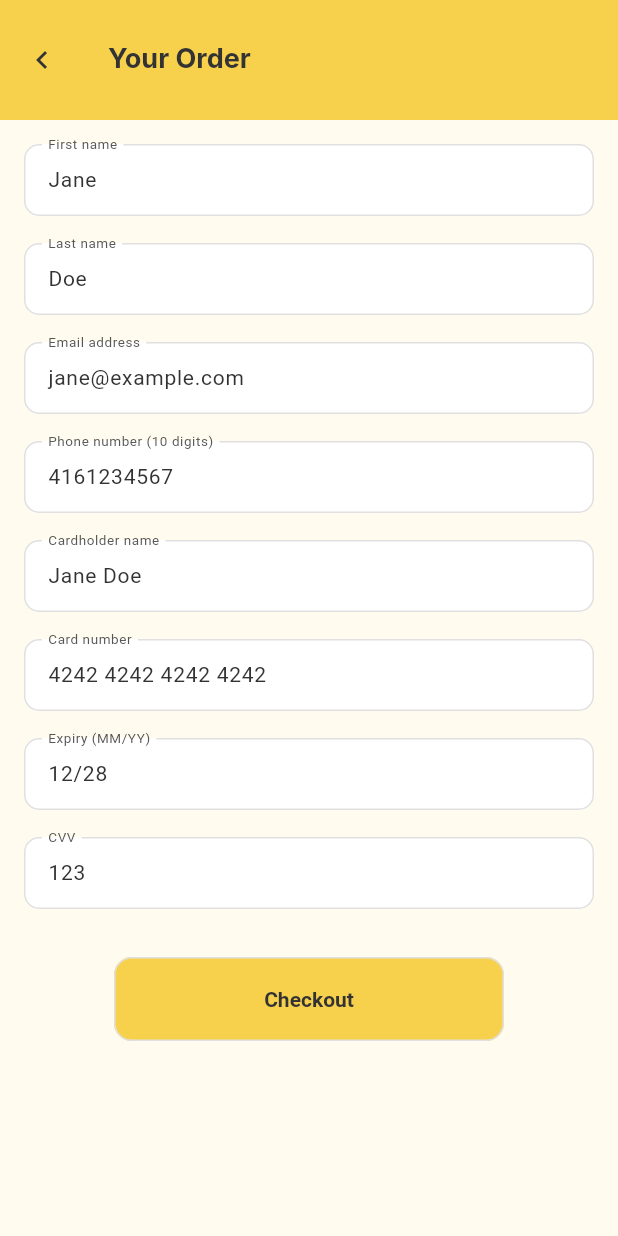
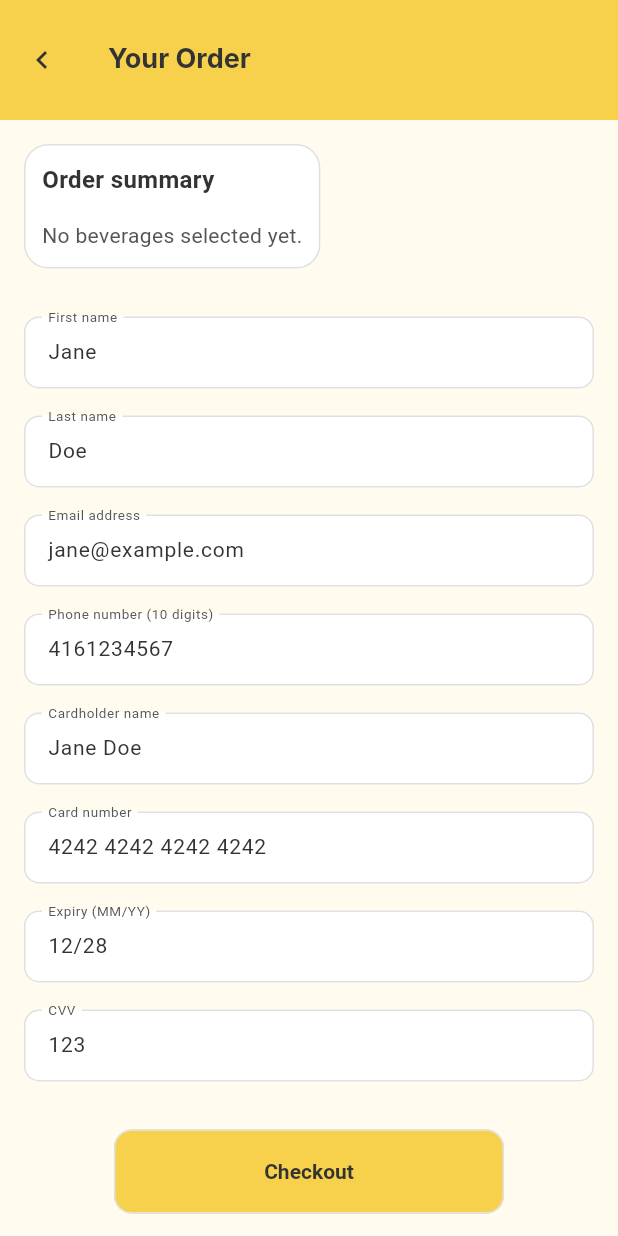
Before and after one commit to levi-l-damian/digital_lemonade_stand, a Flutter app: the OrderScreen screen opened by its route, on a phone screen of 412 x 824 dp. Run offline on Flutter 3.47's test engine with Material 3 defaults, Android fonts, the phone set to English and light mode, and no system bars; our stand-ins replace flutter_riverpod, go_router.

Commit message:
Introduced Riverpod for state management and improved order screen

```diff
--- a/lib/app_router.dart
+++ b/lib/app_router.dart
@@ -1,10 +1,12 @@
+import 'package:flutter_riverpod/flutter_riverpod.dart';
 import 'package:go_router/go_router.dart';
 
 import 'routes.dart';
 import 'screens/home_screen.dart';
 import 'screens/order_screen.dart';
 
-final router = GoRouter(
+final routerProvider = Provider<GoRouter>((ref) {
+  return GoRouter(
     routes: [
       GoRoute(
         path: RoutePaths.home,
@@ -16,3 +18,4 @@ final router = GoRouter(
       ),
     ],
   );
+});
--- a/lib/main.dart
+++ b/lib/main.dart
@@ -1,17 +1,19 @@
 import 'package:flutter/material.dart';
+import 'package:flutter_riverpod/flutter_riverpod.dart';
 
 import 'app_router.dart';
 import 'theme.dart';
 
 void main() {
-  runApp(const MainApp());
+  runApp(const ProviderScope(child: MainApp()));
 }
 
-class MainApp extends StatelessWidget {
+class MainApp extends ConsumerWidget {
   const MainApp({super.key});
 
   @override
-  Widget build(BuildContext context) {
+  Widget build(BuildContext context, WidgetRef ref) {
+    final router = ref.watch(routerProvider);
     return MaterialApp.router(
       debugShowCheckedModeBanner: false,
       theme: buildTheme(),
--- a/lib/screens/order_screen.dart
+++ b/lib/screens/order_screen.dart
@@ -1,15 +1,22 @@
 import 'package:flutter/material.dart';
+import 'package:flutter_riverpod/flutter_riverpod.dart';
 import 'package:go_router/go_router.dart';
 
+import '../models/beverage.dart';
+import '../providers/beverage_providers.dart';
 import '../tokens.dart';
 import '../widgets/checkout_button.dart';
 import '../widgets/order_field.dart';
 
-class OrderScreen extends StatelessWidget {
+class OrderScreen extends ConsumerWidget {
   const OrderScreen({super.key});
 
   @override
-  Widget build(BuildContext context) {
+  Widget build(BuildContext context, WidgetRef ref) {
+    final beverages = ref.watch(beveragesProvider);
+    final quantities = ref.watch(beverageQuantitiesProvider);
+    final summary = _buildSummary(beverages, quantities);
+
     return Scaffold(
       appBar: AppBar(
         leading: IconButton(
@@ -33,6 +40,8 @@ class OrderScreen extends StatelessWidget {
             child: Column(
               crossAxisAlignment: CrossAxisAlignment.start,
               children: [
+                OrderSummaryCard(summary: summary),
+                const SizedBox(height: 32),
                 Wrap(
                   spacing: spacing,
                   runSpacing: 18,
@@ -64,6 +73,176 @@ class OrderScreen extends StatelessWidget {
       ),
     );
   }
+}
+
+class OrderSummaryCard extends StatelessWidget {
+  const OrderSummaryCard({super.key, required this.summary});
+
+  final OrderSummary summary;
+
+  @override
+  Widget build(BuildContext context) {
+    final children = <Widget>[
+      const Text(
+        'Order summary',
+        style: TextStyle(
+          fontWeight: FontWeight.w700,
+          fontSize: 16,
+          color: Tokens.text,
+        ),
+      ),
+      const SizedBox(height: 16),
+    ];
+
+    if (summary.lines.isEmpty) {
+      children.addAll(const [
+        Text(
+          'No beverages selected yet.',
+          style: TextStyle(color: Tokens.muted, fontSize: 14),
+        ),
+      ]);
+    } else {
+      final entries = summary.groupedLines.entries.toList();
+      for (var entryIndex = 0; entryIndex < entries.length; entryIndex++) {
+        final entry = entries[entryIndex];
+        children.add(Text(
+          entry.key,
+          style: const TextStyle(
+            fontWeight: FontWeight.w600,
+            fontSize: 14,
+            color: Tokens.text,
+          ),
+        ));
+        children.add(const SizedBox(height: 8));
+
+        final lines = entry.value;
+        for (var lineIndex = 0; lineIndex < lines.length; lineIndex++) {
+          final line = lines[lineIndex];
+          children.add(
+            Row(
+              children: [
+                Text(
+                  '${line.size} • ${line.quantity}x',
+                  style: const TextStyle(fontSize: 12, color: Tokens.muted),
+                ),
+                const Spacer(),
+                Text(
+                  '\$${line.subtotal.toStringAsFixed(2)}',
+                  style: const TextStyle(
+                    fontSize: 12,
+                    fontWeight: FontWeight.w600,
+                    color: Tokens.text,
+                  ),
+                ),
+              ],
+            ),
+          );
+          if (lineIndex != lines.length - 1) {
+            children.add(const SizedBox(height: 6));
+          }
+        }
+
+        if (entryIndex != entries.length - 1) {
+          children.add(const SizedBox(height: 12));
+        }
+      }
+
+      children.addAll([
+        const SizedBox(height: 12),
+        const Divider(),
+        const SizedBox(height: 12),
+        Row(
+          children: [
+            const Text(
+              'Total',
+              style: TextStyle(
+                fontWeight: FontWeight.w700,
+                fontSize: 14,
+                color: Tokens.text,
+              ),
+            ),
+            const Spacer(),
+            Text(
+              '\$${summary.total.toStringAsFixed(2)}',
+              style: const TextStyle(
+                fontWeight: FontWeight.w700,
+                fontSize: 14,
+                color: Tokens.text,
+              ),
+            ),
+          ],
+        ),
+      ]);
+    }
+
+    return Card(
+      child: Padding(
+        padding: const EdgeInsets.all(Tokens.pCard),
+        child: Column(
+          crossAxisAlignment: CrossAxisAlignment.start,
+          children: children,
+        ),
+      ),
+    );
+  }
+}
+
+OrderSummary _buildSummary(
+  List<Beverage> beverages,
+  Map<String, Map<String, int>> quantities,
+) {
+  final lines = <OrderLine>[];
+  for (final beverage in beverages) {
+    final beverageQuantities = quantities[beverage.title];
+    if (beverageQuantities == null) continue;
+    for (final entry in beverageQuantities.entries) {
+      final quantity = entry.value;
+      if (quantity <= 0) continue;
+      final price = beverage.prices[entry.key] ?? 0;
+      lines.add(
+        OrderLine(
+          beverageTitle: beverage.title,
+          size: entry.key,
+          quantity: quantity,
+          price: price,
+        ),
+      );
+    }
+  }
+  return OrderSummary(lines);
+}
+
+class OrderSummary {
+  OrderSummary(this.lines);
+
+  final List<OrderLine> lines;
+
+  Map<String, List<OrderLine>> get groupedLines {
+    final map = <String, List<OrderLine>>{};
+    for (final line in lines) {
+      map.putIfAbsent(line.beverageTitle, () => []).add(line);
+    }
+    return map;
+  }
+
+  double get total =>
+      lines.fold(0, (previous, line) => previous + line.subtotal);
+}
+
+class OrderLine {
+  OrderLine({
+    required this.beverageTitle,
+    required this.size,
+    required this.quantity,
+    required this.price,
+  });
+
+  final String beverageTitle;
+  final String size;
+  final int quantity;
+  final double price;
+
+  double get subtotal => price * quantity;
 }
 
 class _OrderFieldData {
--- a/pubspec.yaml
+++ b/pubspec.yaml
@@ -10,6 +10,7 @@ dependencies:
   flutter:
     sdk: flutter
   go_router: ^14.1.4
+  flutter_riverpod: ^2.5.1
 
 dev_dependencies:
   flutter_test:
```
Also changed, not shown: lib/models/beverage.dart (added, +9 -0 lines), lib/providers/beverage_providers.dart (added, +78 -0 lines), lib/screens/home_screen.dart (+23 -77 lines), pubspec.lock. Lines whose indentation alone changed are shown as unchanged.
